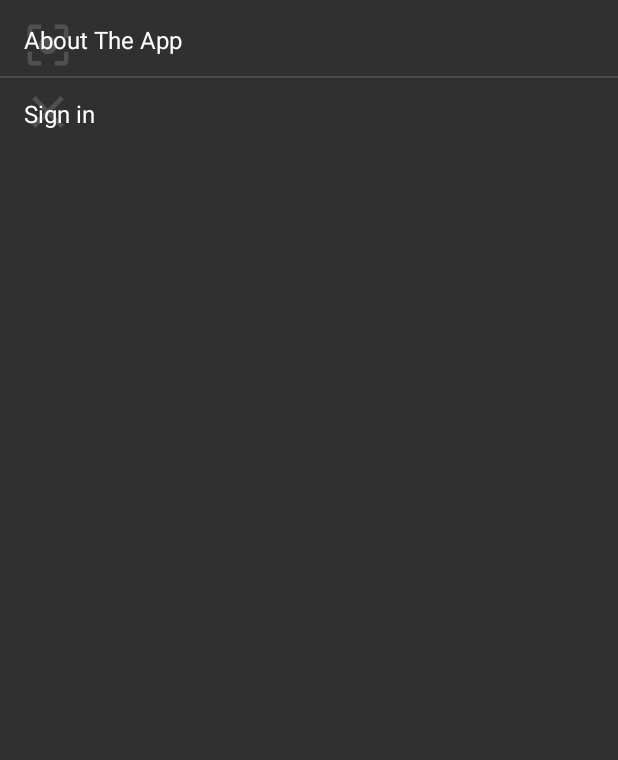
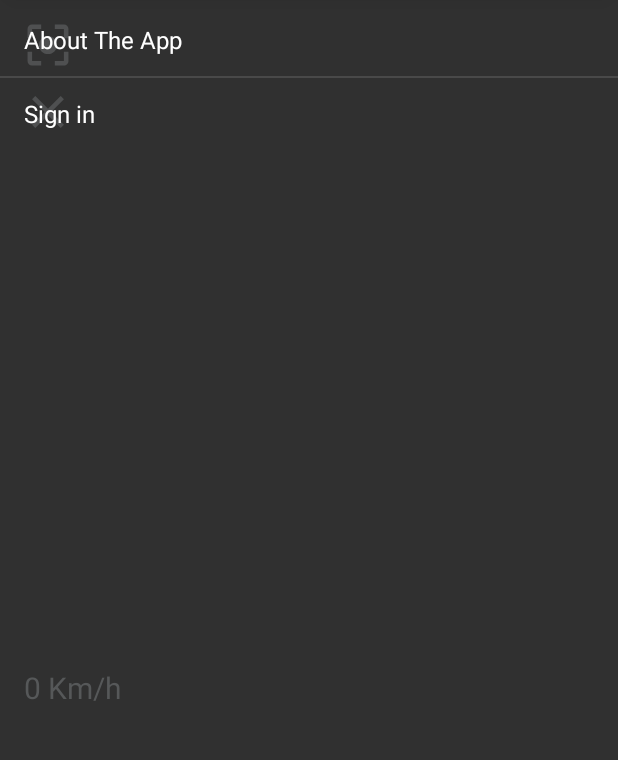
Before and after one commit to BigNedJ/projectGPS, an Android app: the screen it shows after launch (MapsActivity), on a phone screen of 412 x 824 dp, the part 98-858 px from its top. Run offline under Robolectric (Android 15) with nearby library versions, the phone set to English and light mode, and no system bars; our stand-ins replace Firebase (no records; nobody signed in at launch, a user with empty details on screens opened directly); libraries missing offline, so code that uses them is left out: com.directions.route; plain views replace SlidingUpPanelLayout.

Commit message:
clear polylines when distination reached zoomes out to correct level when searched for distination

```diff
--- a/app/src/main/res/layout/activity_maps.xml
+++ b/app/src/main/res/layout/activity_maps.xml
@@ -27,9 +27,7 @@
     android:layout_marginBottom="-30dp"
     android:layout_marginTop="-0dp">
 
-    <fragment xmlns:android="http://schemas.android.com/apk/res/android"
-        xmlns:map="http://schemas.android.com/apk/res-auto"
-        xmlns:tools="http://schemas.android.com/tools"
+    <fragment
         android:id="@+id/map"
         android:name="com.google.android.gms.maps.SupportMapFragment"
         android:layout_width="match_parent"
@@ -38,8 +36,6 @@
 
 
 </RelativeLayout>
-
-
 
     <RelativeLayout
         android:layout_width="match_parent"
@@ -107,9 +103,21 @@
         android:layout_width="wrap_content"
         android:layout_height="wrap_content"
         android:id="@+id/switchBtn"
-        android:layout_marginLeft="16dp"
+        android:layout_marginLeft="14dp"
         android:layout_marginTop="100dp"
         />
+
+    <TextView
+        android:layout_width="wrap_content"
+        android:layout_height="wrap_content"
+        android:layout_below="@id/searchBarLayout"
+        android:layout_marginLeft="16dp"
+        android:layout_marginTop="450dp"
+        android:layout_marginBottom="200dp"
+        android:id="@+id/speedTextView"
+        android:textSize="20dp"
+        android:textColor="#565859"
+        android:text="0 Km/h"/>
 
 </RelativeLayout>
 
```
Also changed, not shown: app/src/main/java/com/emil/projectgps/MapsActivity.java (+68 -5 lines).
